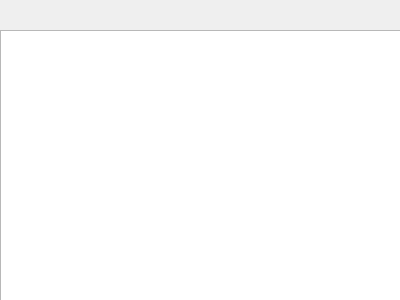
The window that db_view.ui (fayzut/invent_L79) describes before a commit, drawn with Qt 5.
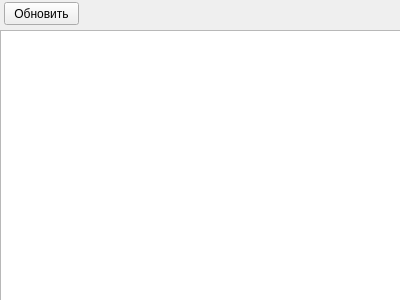
The same window after the commit.

Commit message: Форма импорта: открытия файлов, чтение из Excelки

Patch:
```diff
--- a/db_view.ui
+++ b/db_view.ui
@@ -23,6 +23,19 @@
     </rect>
    </property>
   </widget>
+  <widget class="QPushButton" name="refreshBtn">
+   <property name="geometry">
+    <rect>
+     <x>4</x>
+     <y>2</y>
+     <width>75</width>
+     <height>23</height>
+    </rect>
+   </property>
+   <property name="text">
+    <string>Обновить</string>
+   </property>
+  </widget>
  </widget>
  <resources/>
  <connections/>
```
The commit also changes 4 other files.
